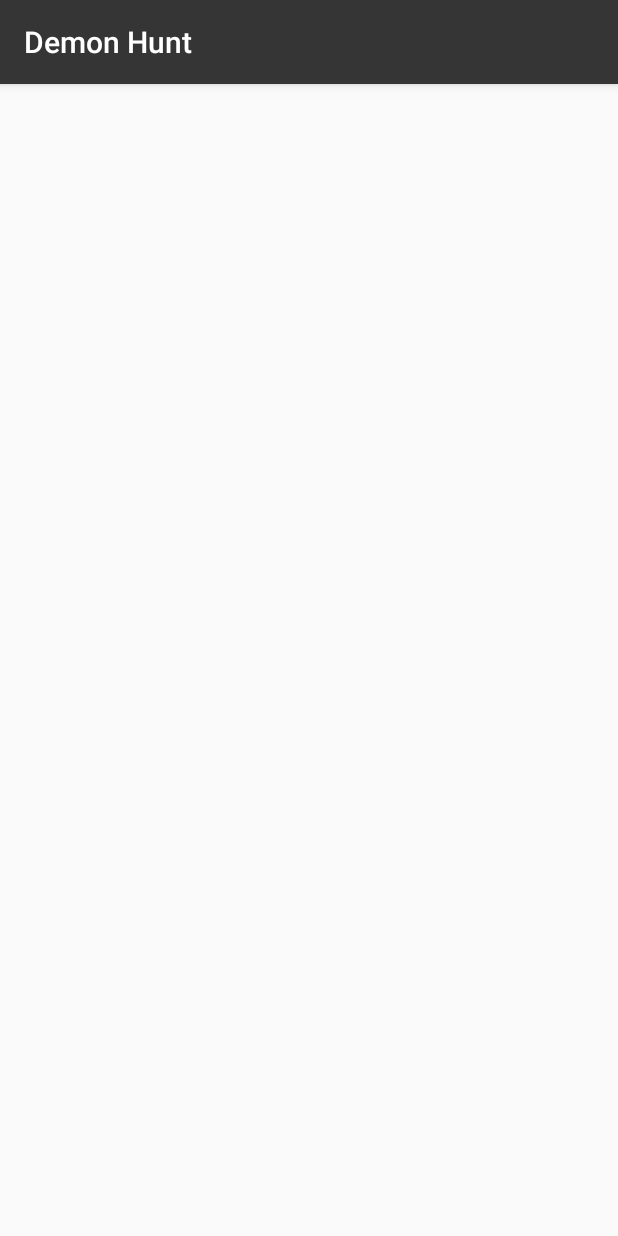
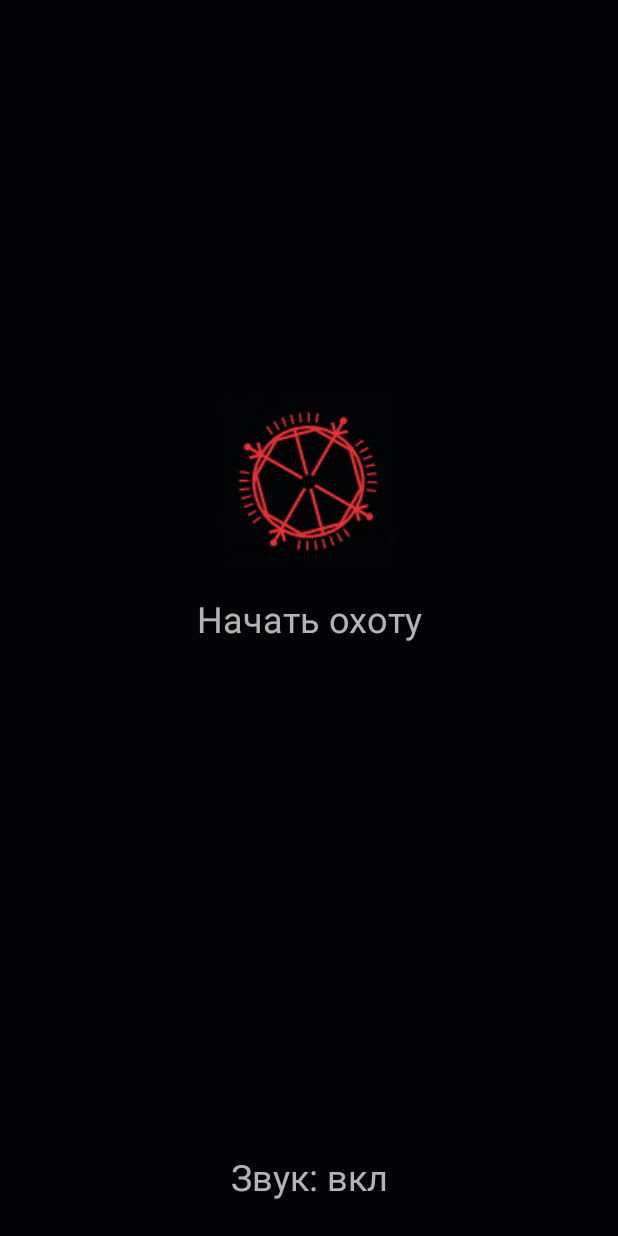
Before and after one commit to igorlenev/Demon_Hunt, an Android app: the screen it shows after launch (MainActivity), on a phone screen of 412 x 824 dp. Run offline under Robolectric (Android 15) with nearby library versions, the phone set to English and light mode, and no system bars.

Commit message:
Main Menu XML

```diff
--- a/Game/app/src/main/AndroidManifest.xml
+++ b/Game/app/src/main/AndroidManifest.xml
@@ -4,9 +4,9 @@
 
     <application
         android:allowBackup="true"
-        android:icon="@mipmap/ic_launcher"
+        android:icon="@drawable/west_spinner"
         android:label="@string/app_name"
-        android:roundIcon="@mipmap/ic_launcher_round"
+        android:roundIcon="@drawable/west_spinner"
         android:supportsRtl="true"
         android:theme="@style/AppTheme">
         <activity android:name=".MainActivity">
--- a/Game/app/src/main/res/layout/activity_main.xml
+++ b/Game/app/src/main/res/layout/activity_main.xml
@@ -4,4 +4,105 @@
     xmlns:tools="http://schemas.android.com/tools"
     android:layout_width="match_parent"
     android:layout_height="match_parent"
-    tools:context=".MainActivity"/>
+    android:background="@color/colorBlackMenu"
+    tools:context=".MainActivity">
+
+    <androidx.constraintlayout.widget.ConstraintLayout
+        android:layout_width="wrap_content"
+        android:layout_height="wrap_content"
+        android:layout_marginBottom="8dp"
+        app:layout_constraintBottom_toTopOf="@+id/constraintLayout"
+        app:layout_constraintEnd_toEndOf="parent"
+        app:layout_constraintStart_toStartOf="parent">
+
+        <ImageView
+            android:id="@+id/imageView"
+            android:layout_width="wrap_content"
+            android:layout_height="wrap_content"
+            android:contentDescription="@string/app_name"
+            app:layout_constraintBottom_toBottomOf="parent"
+            app:layout_constraintEnd_toEndOf="parent"
+            app:layout_constraintStart_toStartOf="parent"
+            app:srcCompat="@drawable/west_spinner" />
+    </androidx.constraintlayout.widget.ConstraintLayout>
+
+    <androidx.constraintlayout.widget.ConstraintLayout
+        android:id="@+id/constraintLayout"
+        android:layout_width="wrap_content"
+        android:layout_height="wrap_content"
+        app:layout_constraintBottom_toBottomOf="parent"
+        app:layout_constraintEnd_toEndOf="parent"
+        app:layout_constraintStart_toStartOf="parent"
+        app:layout_constraintTop_toTopOf="parent">
+
+        <androidx.constraintlayout.widget.ConstraintLayout
+            android:id="@+id/constraintLayout1"
+            android:layout_width="wrap_content"
+            android:layout_height="wrap_content"
+            app:layout_constraintEnd_toEndOf="parent"
+            app:layout_constraintStart_toStartOf="parent"
+            app:layout_constraintTop_toTopOf="parent">
+
+            <Button
+                android:id="@+id/startButton"
+                android:layout_width="0dp"
+                android:layout_height="wrap_content"
+                android:alpha="0"
+                app:layout_constraintEnd_toEndOf="parent"
+                app:layout_constraintHorizontal_bias="0.0"
+                app:layout_constraintStart_toStartOf="parent"
+                app:layout_constraintTop_toTopOf="parent" />
+
+            <TextView
+                android:id="@+id/textView"
+                android:layout_width="wrap_content"
+                android:layout_height="wrap_content"
+                android:text="@string/start_hunt"
+                android:textSize="24sp"
+                app:layout_constraintBottom_toBottomOf="@+id/startButton"
+                app:layout_constraintEnd_toEndOf="@+id/startButton"
+                app:layout_constraintStart_toStartOf="@+id/startButton"
+                app:layout_constraintTop_toTopOf="@+id/startButton" />
+        </androidx.constraintlayout.widget.ConstraintLayout>
+
+    </androidx.constraintlayout.widget.ConstraintLayout>
+
+    <androidx.constraintlayout.widget.ConstraintLayout
+        android:layout_width="wrap_content"
+        android:layout_height="wrap_content"
+        android:layout_marginBottom="16dp"
+        app:layout_constraintBottom_toBottomOf="parent"
+        app:layout_constraintEnd_toEndOf="parent"
+        app:layout_constraintStart_toStartOf="parent">
+
+        <androidx.constraintlayout.widget.ConstraintLayout
+            android:id="@+id/constraintLayout2"
+            android:layout_width="wrap_content"
+            android:layout_height="wrap_content"
+            app:layout_constraintEnd_toEndOf="parent"
+            app:layout_constraintStart_toStartOf="parent"
+            app:layout_constraintTop_toTopOf="parent">
+
+            <Button
+                android:id="@+id/musicSwitchButton"
+                android:layout_width="0dp"
+                android:layout_height="wrap_content"
+                android:alpha="0"
+                app:layout_constraintEnd_toEndOf="parent"
+                app:layout_constraintHorizontal_bias="0.0"
+                app:layout_constraintStart_toStartOf="parent"
+                app:layout_constraintTop_toTopOf="parent" />
+
+            <TextView
+                android:id="@+id/textView1"
+                android:layout_width="wrap_content"
+                android:layout_height="wrap_content"
+                android:text="@string/music_is_on"
+                android:textSize="24sp"
+                app:layout_constraintBottom_toBottomOf="@+id/musicSwitchButton"
+                app:layout_constraintEnd_toEndOf="@+id/musicSwitchButton"
+                app:layout_constraintStart_toStartOf="@+id/musicSwitchButton"
+                app:layout_constraintTop_toTopOf="@+id/musicSwitchButton" />
+        </androidx.constraintlayout.widget.ConstraintLayout>
+    </androidx.constraintlayout.widget.ConstraintLayout>
+</androidx.constraintlayout.widget.ConstraintLayout>
--- a/Game/app/src/main/res/values/colors.xml
+++ b/Game/app/src/main/res/values/colors.xml
@@ -5,4 +5,5 @@
     <color name="colorAccent">#7d7e7e</color>
     <color name="colorBright">#d8b68a</color>
     <color name="colorRed">#c50017</color>
+    <color name="colorBlackMenu">#030305</color>
 </resources>
--- a/Game/app/src/main/res/values/strings.xml
+++ b/Game/app/src/main/res/values/strings.xml
@@ -1,3 +1,7 @@
 <resources>
     <string name="app_name">Demon Hunt</string>
+    <string name="start_hunt">Начать охоту</string>
+    <string name="settings">Настройки</string>
+    <string name="music_is_on">Звук: вкл</string>
+    <string name="music_is_off">Звук: выкл</string>
 </resources>
--- a/Game/app/src/main/res/values/styles.xml
+++ b/Game/app/src/main/res/values/styles.xml
@@ -1,7 +1,7 @@
 <resources>
 
     <!-- Base application theme. -->
-    <style name="AppTheme" parent="Theme.AppCompat.Light.DarkActionBar">
+    <style name="AppTheme" parent="Theme.AppCompat.NoActionBar">
         <!-- Customize your theme here. -->
         <item name="colorPrimary">@color/colorPrimary</item>
         <item name="colorPrimaryDark">@color/colorPrimaryDark</item>
```
Also changed, not shown: Game/app/src/main/res/drawable/west_spinner.png (added), 1 other file.
